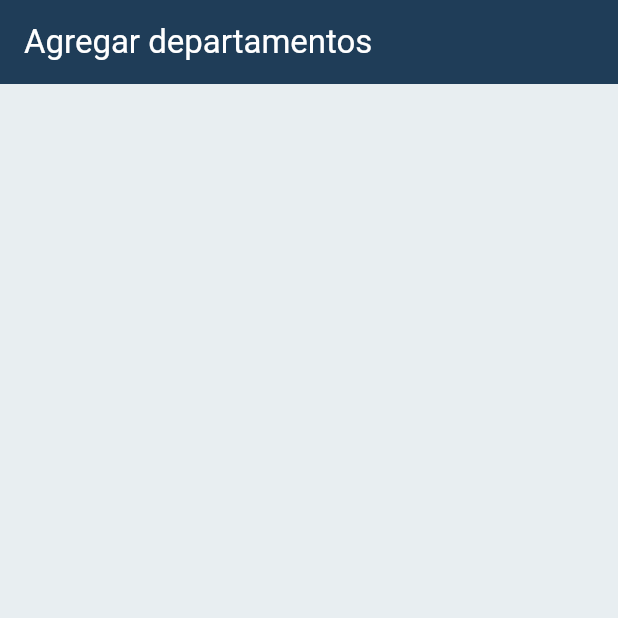
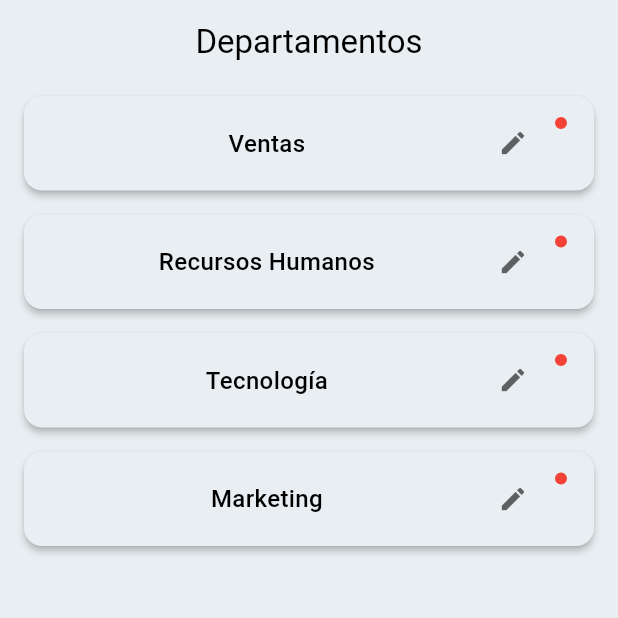
Before and after one commit to AdrianFernandez32/flutter_app_5s-main, a Flutter app: the AddDepartment screen opened by its route, on a phone screen of 412 x 824 dp, the top half of it. Run offline on Flutter 3.47's test engine with Material 3 defaults, Android fonts, the phone set to English and light mode, and no system bars; our stand-ins replace fl_chart, flutter_speed_dial, go_router, supabase_flutter; accounts and stored records are empty.

Commit message:
:sparkles: Add departments page and department Item

```diff
--- a/lib/features/admin_auth/presentation/add_department.dart
+++ b/lib/features/admin_auth/presentation/add_department.dart
@@ -1,8 +1,27 @@
 import 'package:flutter/material.dart';
 import 'package:flutter/widgets.dart';
+import 'package:flutter_app_5s/features/user_auth/presentation/widgets/departmentItem.dart';
 
 class AddDepartment extends StatelessWidget {
   const AddDepartment({super.key});
+  final List<Map<String, dynamic>> mockDepartments = const [
+    {
+      'title': 'Ventas',
+      'id': '1',
+    },
+    {
+      'title': 'Recursos Humanos',
+      'id': '2',
+    },
+    {
+      'title': 'Tecnología',
+      'id': '3',
+    },
+    {
+      'title': 'Marketing',
+      'id': '4',
+    },
+  ];
 
   @override
   Widget build(BuildContext context) {
@@ -10,16 +29,28 @@ class AddDepartment extends StatelessWidget {
     return Scaffold(
       appBar: AppBar(
         title: Text(
-          "Agregar departamentos",
-          style: TextStyle(color: colorScheme.onPrimary),
+          "Departamentos",
+          style: TextStyle(color: colorScheme.onSurface),
         ),
-        backgroundColor: colorScheme.primary,
+        backgroundColor: colorScheme.surface,
+        centerTitle: true,
       ),
       body: Container(
           color: colorScheme.surface,
-          child: Column(
-            children: [],
+          child: ListView(
+            children: [
+              ...mockDepartments
+                  .map((department) => DepartmentItem(
+                        title: department['title'],
+                        onTap: () => _handleDepartmentTap(department['id']),
+                      ))
+                  .toList()
+            ],
           )),
     );
   }
 }
+
+void _handleDepartmentTap(String id) {
+  print('Department tapped ID: $id');
+}
--- a/lib/features/user_auth/presentation/widgets/departmentItem.dart
+++ b/lib/features/user_auth/presentation/widgets/departmentItem.dart
@@ -4,24 +4,74 @@ import 'package:flutter/widgets.dart';
 class DepartmentItem extends StatelessWidget {
   final String title;
   final VoidCallback onTap;
-  final ColorScheme colorScheme;
 
   const DepartmentItem({
     super.key,
     required this.title,
     required this.onTap,
-    required this.colorScheme,
   });
 
   @override
   Widget build(BuildContext context) {
     final colorScheme = Theme.of(context).colorScheme;
+
     return Card(
+      margin: const EdgeInsets.symmetric(horizontal: 16, vertical: 8),
+      elevation: 2,
       color: colorScheme.surface,
-      child: ListTile(
-        title: Text(title),
+      child: InkWell(
         onTap: onTap,
-        trailing: Icon(Icons.chevron_right, color: colorScheme.onSurface),
+        child: Stack(
+          children: [
+            Padding(
+              padding: const EdgeInsets.symmetric(vertical: 20, horizontal: 32),
+              child: Row(
+                mainAxisAlignment: MainAxisAlignment.spaceBetween,
+                crossAxisAlignment: CrossAxisAlignment.center,
+                children: [
+                  Expanded(
+                    child: Center(
+                      child: Text(
+                        title,
+                        style: TextStyle(
+                          color: colorScheme.onSurface,
+                          fontWeight: FontWeight.w500,
+                          fontSize: 16,
+                        ),
+                        textAlign: TextAlign.center,
+                      ),
+                    ),
+                  ),
+                  const SizedBox(width: 24),
+                  Icon(
+                    Icons.edit,
+                    color: colorScheme.onSurface.withValues(alpha: .6),
+                    size: 20,
+                  ),
+                  const SizedBox(
+                    width: 12,
+                  )
+                ],
+              ),
+            ),
+            Positioned(
+              right: 16,
+              top: 12,
+              child: Container(
+                width: 12,
+                height: 12,
+                decoration: BoxDecoration(
+                  color: Colors.red,
+                  shape: BoxShape.circle,
+                  border: Border.all(
+                    color: colorScheme.surface,
+                    width: 2,
+                  ),
+                ),
+              ),
+            )
+          ],
+        ),
       ),
     );
   }
```
